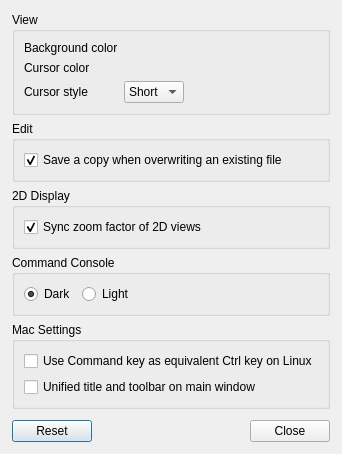
First picture: the form in freeview/DialogPreferences.ui, repository freesurfer/freesurfer, before the edit.
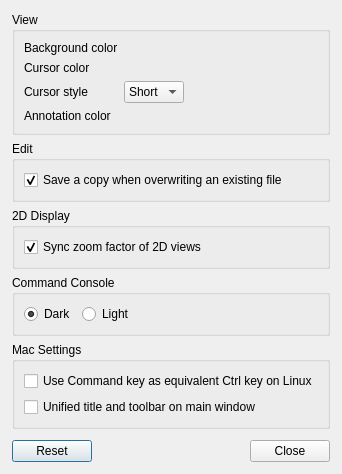
Second picture: the form after the edit. Custom widgets are drawn as their Qt base class.

Commit message: add option to change annotation and scale color (in Preferences)

```diff
--- a/freeview/DialogPreferences.ui
+++ b/freeview/DialogPreferences.ui
@@ -10,7 +10,7 @@
     <x>0</x>
     <y>0</y>
     <width>401</width>
-    <height>464</height>
+    <height>477</height>
    </rect>
   </property>
   <property name="windowTitle">
@@ -112,6 +112,16 @@
         </property>
        </spacer>
       </item>
+      <item row="3" column="0">
+       <widget class="QLabel" name="label_4">
+        <property name="text">
+         <string>Annotation color</string>
+        </property>
+       </widget>
+      </item>
+      <item row="3" column="1">
+       <widget class="QtColorPicker" name="colorPickerAnnotation" native="true"/>
+      </item>
      </layout>
     </widget>
    </item>
```
The commit also changes 7 other files.
